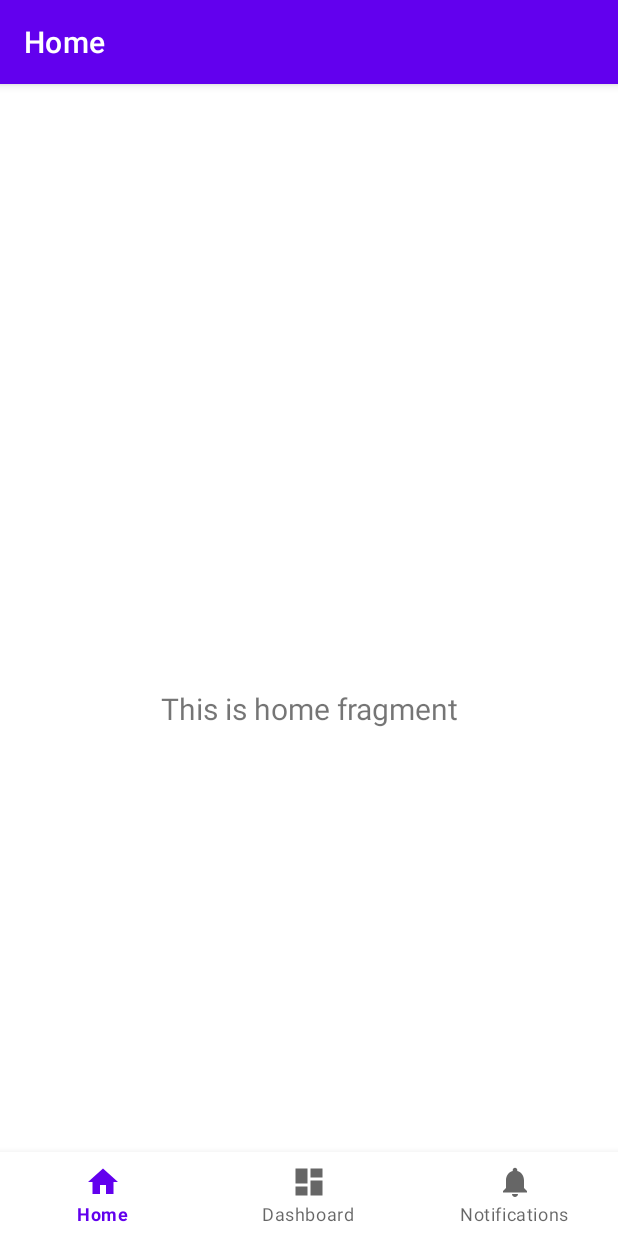
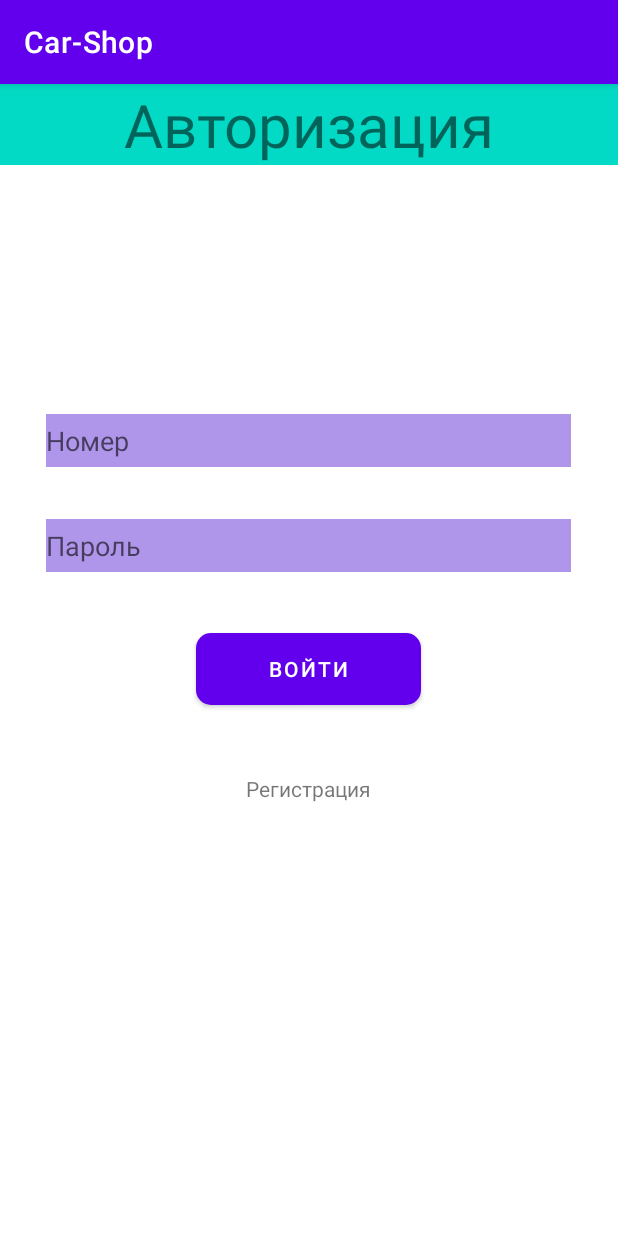
Before and after one commit to Aly0sh/Car-Shop, an Android app: the screen it shows after launch (MainActivity before the commit, RegisterLoginActivity after it), on a phone screen of 412 x 824 dp. Run offline under Robolectric (Android 15) with nearby library versions, the phone set to English and light mode, and no system bars.

Commit message:
added a login registration page

```diff
--- a/app/build.gradle
+++ b/app/build.gradle
@@ -39,6 +39,7 @@ dependencies {
     implementation 'androidx.lifecycle:lifecycle-viewmodel-ktx:2.4.1'
     implementation 'androidx.navigation:navigation-fragment:2.4.2'
     implementation 'androidx.navigation:navigation-ui:2.4.2'
+    implementation 'androidx.legacy:legacy-support-v4:1.0.0'
     testImplementation 'junit:junit:4.13.2'
     androidTestImplementation 'androidx.test.ext:junit:1.1.3'
     androidTestImplementation 'androidx.test.espresso:espresso-core:3.4.0'
--- /dev/null
+++ b/app/src/main/java/com/example/car_shop/RegisterLoginActivity.java
@@ -0,0 +1,29 @@
+package com.example.car_shop;
+
+import android.os.Bundle;
+
+import androidx.appcompat.app.AppCompatActivity;
+
+import com.example.car_shop.databinding.ActivityRegisterLoginBinding;
+import com.example.car_shop.ui.registerOrLogin.login.LoginFragment;
+
+
+public class RegisterLoginActivity extends AppCompatActivity {
+    private ActivityRegisterLoginBinding binding;
+
+    @Override
+    protected void onCreate(Bundle savedInstanceState) {
+        super.onCreate(savedInstanceState);
+        binding = ActivityRegisterLoginBinding.inflate(getLayoutInflater());
+
+        setContentView(R.layout.activity_register_login);
+
+        LoginFragment loginFragment = new LoginFragment();
+        getSupportFragmentManager()
+                .beginTransaction()
+                .replace(R.id.registerAndLogin, loginFragment, "register fragment")
+                .addToBackStack(null)
+                .commit();
+
+    }
+}
--- /dev/null
+++ b/app/src/main/java/com/example/car_shop/ui/registerOrLogin/login/LoginFragment.java
@@ -0,0 +1,72 @@
+package com.example.car_shop.ui.registerOrLogin.login;
+
+import android.content.Intent;
+import android.os.Bundle;
+import android.view.LayoutInflater;
+import android.view.View;
+import android.view.ViewGroup;
+import android.widget.Toast;
+
+import androidx.annotation.NonNull;
+import androidx.annotation.Nullable;
+import androidx.fragment.app.Fragment;
+import androidx.lifecycle.ViewModelProvider;
+
+import com.example.car_shop.MainActivity;
+import com.example.car_shop.databinding.LoginFragmentBinding;
+import com.example.car_shop.ui.registerOrLogin.register.RegisterFragment;
+
+public class LoginFragment extends Fragment {
+
+    private LoginViewModel mViewModel;
+
+    private LoginFragmentBinding binding;
+
+    public static LoginFragment newInstance() {
+        return new LoginFragment();
+    }
+
+    @Override
+    public View onCreateView(@NonNull LayoutInflater inflater, @Nullable ViewGroup container,
+                             @Nullable Bundle savedInstanceState) {
+        binding = LoginFragmentBinding.inflate(getLayoutInflater());
+
+        View root = binding.getRoot();
+
+        onClick();
+
+        return root;
+    }
+
+    @Override
+    public void onActivityCreated(@Nullable Bundle savedInstanceState) {
+        super.onActivityCreated(savedInstanceState);
+        mViewModel = new ViewModelProvider(this).get(LoginViewModel.class);
+        // TODO: Use the ViewModel
+    }
+
+    private void onClick(){
+        binding.login.setOnClickListener(view -> {
+            String phone = binding.phone.getText().toString();
+            String password = binding.password.getText().toString();
+            if (phone.isEmpty() || password.isEmpty()){
+                Toast.makeText(binding.getRoot().getContext(), "Все поля должны быть заполнены", Toast.LENGTH_SHORT).show();
+            }
+            else {
+                Intent intent = new Intent(requireActivity(), MainActivity.class);
+                Toast.makeText(binding.getRoot().getContext(), "Вы вошли в аккаунт", Toast.LENGTH_SHORT).show();
+                startActivity(intent);
+            }
+        });
+
+        binding.toRegisterPage.setOnClickListener(view -> {
+            RegisterFragment registerFragment = new RegisterFragment();
+            getFragmentManager()
+                    .beginTransaction()
+                    .replace(this.getId(), registerFragment, "toLoginPage")
+                    .addToBackStack(null)
+                    .commit();
+        });
+    }
+
+}
--- /dev/null
+++ b/app/src/main/java/com/example/car_shop/ui/registerOrLogin/login/LoginViewModel.java
@@ -0,0 +1,7 @@
+package com.example.car_shop.ui.registerOrLogin.login;
+
+import androidx.lifecycle.ViewModel;
+
+public class LoginViewModel extends ViewModel {
+    // TODO: Implement the ViewModel
+}
--- a/app/src/main/res/layout/activity_main.xml
+++ b/app/src/main/res/layout/activity_main.xml
@@ -3,8 +3,7 @@
     xmlns:app="http://schemas.android.com/apk/res-auto"
     android:id="@+id/container"
     android:layout_width="match_parent"
-    android:layout_height="match_parent"
-    android:paddingTop="?attr/actionBarSize">
+    android:layout_height="match_parent">
 
     <com.google.android.material.bottomnavigation.BottomNavigationView
         android:id="@+id/nav_view"
@@ -24,10 +23,7 @@
         android:layout_width="match_parent"
         android:layout_height="match_parent"
         app:defaultNavHost="true"
-        app:layout_constraintBottom_toTopOf="@id/nav_view"
-        app:layout_constraintLeft_toLeftOf="parent"
-        app:layout_constraintRight_toRightOf="parent"
-        app:layout_constraintTop_toTopOf="parent"
-        app:navGraph="@navigation/mobile_navigation" />
+        app:navGraph="@navigation/mobile_navigation"
+        android:layout_marginBottom="?attr/actionBarSize"/>
 
 </androidx.constraintlayout.widget.ConstraintLayout>
--- /dev/null
+++ b/app/src/main/res/layout/activity_register_login.xml
@@ -0,0 +1,16 @@
+<?xml version="1.0" encoding="utf-8"?>
+<androidx.constraintlayout.widget.ConstraintLayout xmlns:android="http://schemas.android.com/apk/res/android"
+    xmlns:app="http://schemas.android.com/apk/res-auto"
+    xmlns:tools="http://schemas.android.com/tools"
+    android:layout_width="match_parent"
+    android:layout_height="match_parent"
+    tools:context=".RegisterLoginActivity">
+
+    <FrameLayout
+        android:id="@+id/registerAndLogin"
+        android:layout_width="match_parent"
+        android:layout_height="match_parent">
+
+    </FrameLayout>
+
+</androidx.constraintlayout.widget.ConstraintLayout>
--- /dev/null
+++ b/app/src/main/res/layout/login_fragment.xml
@@ -0,0 +1,55 @@
+<?xml version="1.0" encoding="utf-8"?>
+<FrameLayout xmlns:android="http://schemas.android.com/apk/res/android"
+    xmlns:tools="http://schemas.android.com/tools"
+    android:layout_width="match_parent"
+    android:layout_height="match_parent"
+    xmlns:app="http://schemas.android.com/apk/res-auto"
+    tools:context=".ui.registerOrLogin.login.LoginFragment">
+
+    <TextView
+        android:layout_width="match_parent"
+        android:layout_height="wrap_content"
+        android:textAlignment="center"
+        android:text="Авторизация"
+        android:textSize="40dp"
+        android:background="@color/teal_200"
+        />
+
+    <EditText
+        android:id="@+id/phone"
+        android:layout_width="350dp"
+        android:layout_height="35dp"
+        android:layout_marginTop="220dp"
+        android:layout_gravity="center_horizontal"
+        android:background="#B096EA"
+        android:hint="Номер" />
+
+    <EditText
+        android:id="@+id/password"
+        android:layout_width="350dp"
+        android:layout_height="35dp"
+        android:layout_marginTop="290dp"
+        android:layout_gravity="center_horizontal"
+        android:background="#B096EA"
+        android:hint="Пароль" />
+
+    <com.google.android.material.button.MaterialButton
+        android:id="@+id/login"
+        android:layout_width="150dp"
+        android:layout_height="60dp"
+        android:layout_marginTop="360dp"
+        android:layout_gravity="center_horizontal"
+        app:cornerRadius="10dp"
+        android:text="Войти"
+        />
+
+    <TextView
+        android:id="@+id/toRegisterPage"
+        android:layout_width="wrap_content"
+        android:layout_height="wrap_content"
+        android:text="Регистрация"
+        android:layout_marginTop="460dp"
+        android:layout_gravity="center_horizontal"
+        />
+
+</FrameLayout>
--- a/app/src/main/res/values/strings.xml
+++ b/app/src/main/res/values/strings.xml
@@ -1,6 +1,8 @@
 <resources>
     <string name="app_name">Car-Shop</string>
-    <string name="title_home">Home</string>
-    <string name="title_dashboard">Dashboard</string>
-    <string name="title_notifications">Notifications</string>
+    <string name="title_home">Главная</string>
+    <string name="title_dashboard">Список машин</string>
+    <string name="title_notifications">Корзина</string>
+    <!-- TODO: Remove or change this placeholder text -->
+    <string name="hello_blank_fragment">Hello blank fragment</string>
 </resources>
```
Also changed, not shown: app/src/main/AndroidManifest.xml (+8 -0 lines), app/src/main/java/com/example/car_shop/ui/add_car/AddCar.java (added, +79 -0 lines), app/src/main/java/com/example/car_shop/ui/dashboard/DashboardFragment.java (+13 -2 lines), app/src/main/java/com/example/car_shop/ui/dashboard/DashboardViewModel.java (+20 -8 lines), app/src/main/java/com/example/car_shop/ui/registerOrLogin/register/RegisterFragment.java (added, +78 -0 lines), app/src/main/java/com/example/car_shop/ui/registerOrLogin/register/RegisterViewModel.java (added, +7 -0 lines), app/src/main/res/layout/fragment_add_car.xml (added, +87 -0 lines), app/src/main/res/layout/fragment_dashboard.xml (+12 -1 lines), app/src/main/res/layout/register_fragment.xml (added, +64 -0 lines), app/src/main/res/drawable/car_upload.png (added).
